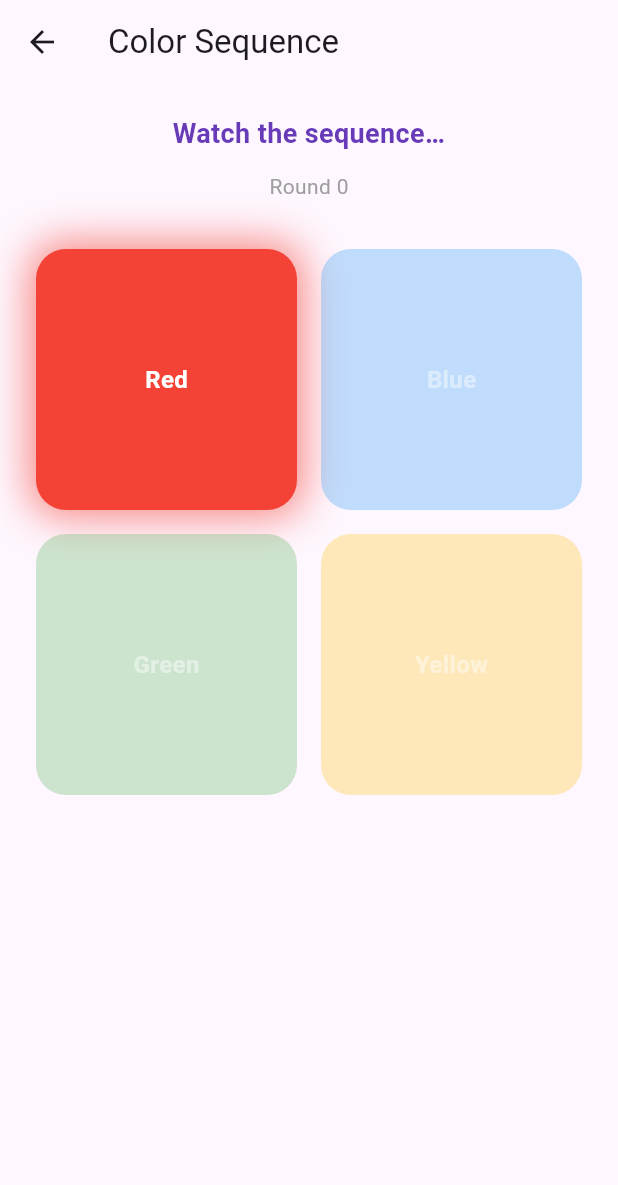
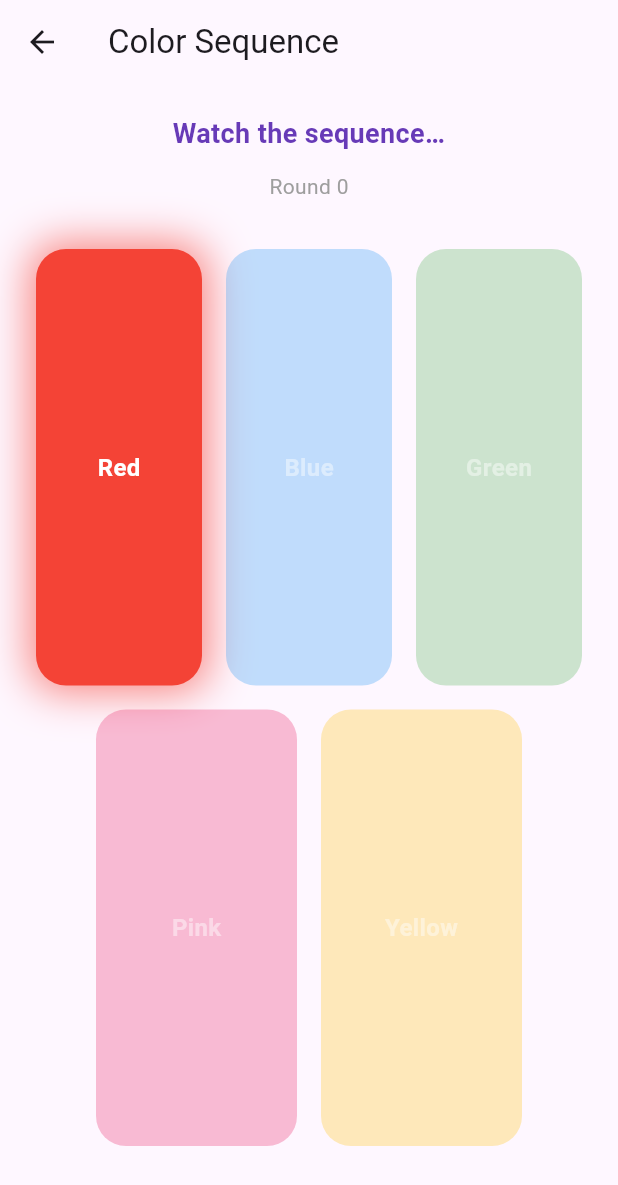
Before and after one commit to brit-dotcom/GWC-Project-7, a Flutter app: the ColorSequenceScreen screen opened directly with empty values, after a tap on "Start", on a phone screen of 412 x 824 dp. Shown: the top 1185 px of the screen. Run offline on Flutter 3.47's test engine with Material 3 defaults, Android fonts, the light colour scheme and no system bars; our stand-ins replace cloud_firestore, firebase_auth, firebase_core, google_fonts; accounts and stored records are empty.

Commit message:
Added more colors to the color_sequence game

```diff
--- a/lib/screens/color_sequence_screen.dart
+++ b/lib/screens/color_sequence_screen.dart
@@ -33,10 +33,11 @@ const _kButtonColors = [
   Colors.red,
   Colors.blue,
   Colors.green,
+  Colors.pink,
   Colors.amber,
 ];
 
-const _kColorLabels = ['Red', 'Blue', 'Green', 'Yellow'];
+const _kColorLabels = ['Red', 'Blue', 'Green', 'Pink', 'Yellow'];
 
 // ── State ─────────────────────────────────────────────────────────────────────
 
@@ -73,7 +74,7 @@ class _ColorSequenceScreenState extends State<ColorSequenceScreen> {
 
   void _beginNextRound() {
     _playerInput.clear();
-    _sequence.add(_random.nextInt(4)); // add one new random color
+    _sequence.add(_random.nextInt(5)); // add one new random color
     setState(() => _state = _GameState.showing);
     _playSequence();
   }
@@ -252,13 +253,36 @@ class _ColorSequenceScreenState extends State<ColorSequenceScreen> {
   }
 
   Widget _buildGrid() {
-    return GridView.count(
-      crossAxisCount: 2,
-      mainAxisSpacing: 16,
-      crossAxisSpacing: 16,
-      shrinkWrap: true,
-      physics: const NeverScrollableScrollPhysics(),
-      children: List.generate(4, _buildColorButton),
+    return Column(
+      mainAxisAlignment: MainAxisAlignment.center,
+      children: [
+        // Top row: Red, Blue, Green
+        Expanded(
+          child: Row(
+            children: [
+              Expanded(child: _buildColorButton(0)),
+              const SizedBox(width: 16),
+              Expanded(child: _buildColorButton(1)),
+              const SizedBox(width: 16),
+              Expanded(child: _buildColorButton(2)),
+            ],
+          ),
+        ),
+        const SizedBox(height: 16),
+        // Bottom row: Pink, Yellow — inset so they sit centred under the top 3
+        Expanded(
+          child: Padding(
+            padding: const EdgeInsets.symmetric(horizontal: 40),
+            child: Row(
+              children: [
+                Expanded(child: _buildColorButton(3)),
+                const SizedBox(width: 16),
+                Expanded(child: _buildColorButton(4)),
+              ],
+            ),
+          ),
+        ),
+      ],
     );
   }
 
```
